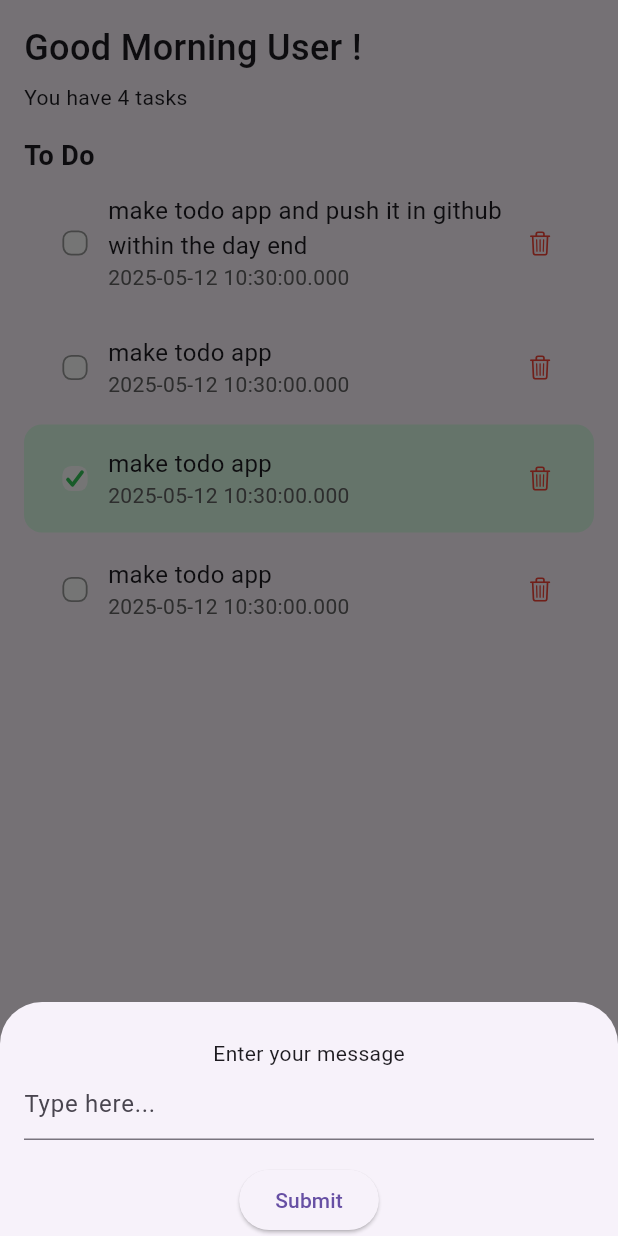
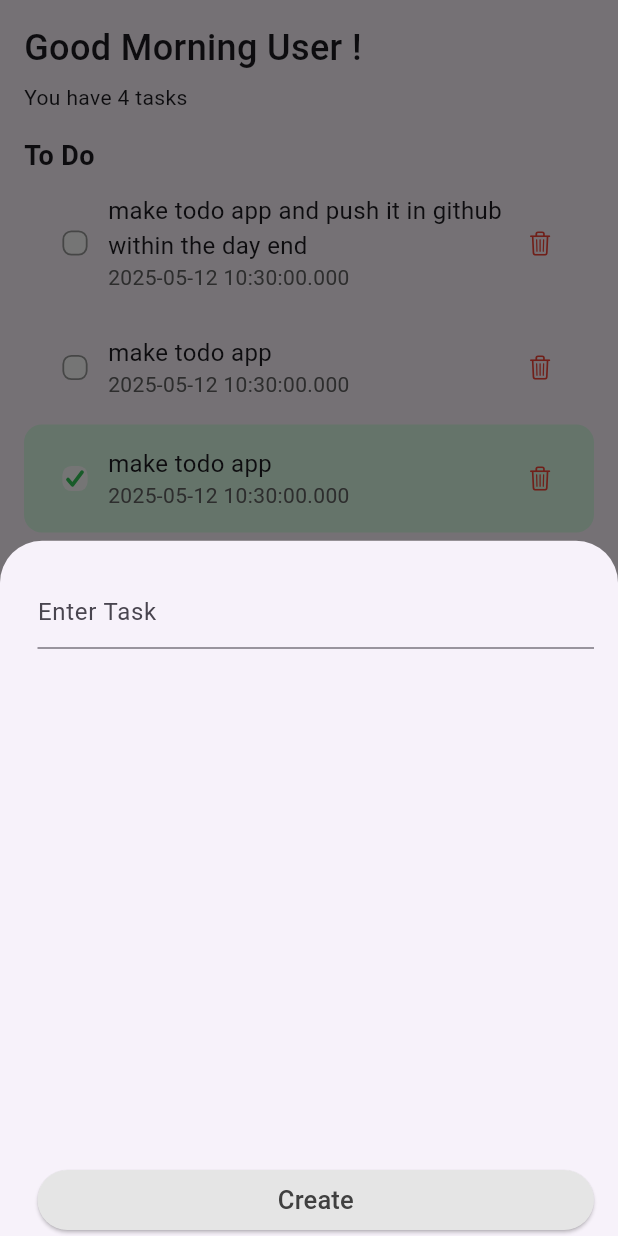
Before and after one commit to 0xawasthi/TODOapp, a Flutter app: the screen it shows after launch, after a tap on the "add" icon, on a phone screen of 412 x 824 dp. Run offline on Flutter 3.47's test engine with Material 3 defaults, Android fonts, the phone set to English and light mode, and no system bars.

Commit message:
create new task

```diff
--- a/lib/bottom_sheet.dart
+++ b/lib/bottom_sheet.dart
@@ -1,7 +1,9 @@
 import 'package:flutter/material.dart';
 
 class NewTask extends StatelessWidget {
-  const NewTask({super.key});
+  final controller;
+  VoidCallback onPressed;
+  NewTask({super.key, required this.onPressed, required this.controller});
 
   @override
   Widget build(BuildContext context) {
@@ -11,21 +13,30 @@ class NewTask extends StatelessWidget {
             MediaQuery.of(
               context,
             ).viewInsets.bottom, // Push up when keyboard appears
-        left: 16,
+        left: 25,
         right: 16,
         top: 24,
       ),
       child: Column(
-        mainAxisSize: MainAxisSize.min,
+        // mainAxisSize: MainAxisSize.min,
         children: [
-          Text("Enter your message"),
-          TextField(decoration: InputDecoration(hintText: 'Type here...')),
-          SizedBox(height: 16),
-          ElevatedButton(
-            onPressed: () {
-              Navigator.pop(context);
-            },
-            child: Text("Submit"),
+          TextField(
+            controller: controller,
+            decoration: InputDecoration(hintText: 'Enter Task'),
+          ),
+          Expanded(child: SizedBox()),
+          SizedBox(
+            width: double.infinity,
+            child: ElevatedButton(
+              onPressed: onPressed,
+              child: Text(
+                "Create",
+                style: TextStyle(fontSize: 17, color: Color(0xff404040)),
+              ),
+              style: ButtonStyle(
+                backgroundColor: WidgetStateProperty.all(Color(0xffe5e5e5)),
+              ),
+            ),
           ),
         ],
       ),
--- a/lib/homepage.dart
+++ b/lib/homepage.dart
@@ -11,6 +11,9 @@ class HomePage extends StatefulWidget {
 }
 
 class _HomePageState extends State<HomePage> {
+  final controller = TextEditingController();
+
+  // List of tasks
   List toDoList = [
     ['make todo app and push it in github within the day end ', false],
     ['make todo app', false],
@@ -23,6 +26,15 @@ class _HomePageState extends State<HomePage> {
     setState(() {
       toDoList[index][1] = !toDoList[index][1];
     });
+  }
+
+  // Create new task
+  void saveNewTask() {
+    setState(() {
+      toDoList.add([controller.text, false]);
+      controller.clear();
+    });
+    Navigator.of(context).pop();
   }
 
   // Delete tasks
@@ -49,7 +61,10 @@ class _HomePageState extends State<HomePage> {
               showModalBottomSheet(
                 context: context,
                 builder: (context) {
-                  return NewTask();
+                  return NewTask(
+                    onPressed: saveNewTask,
+                    controller: controller,
+                  );
                 },
               );
             },
```
